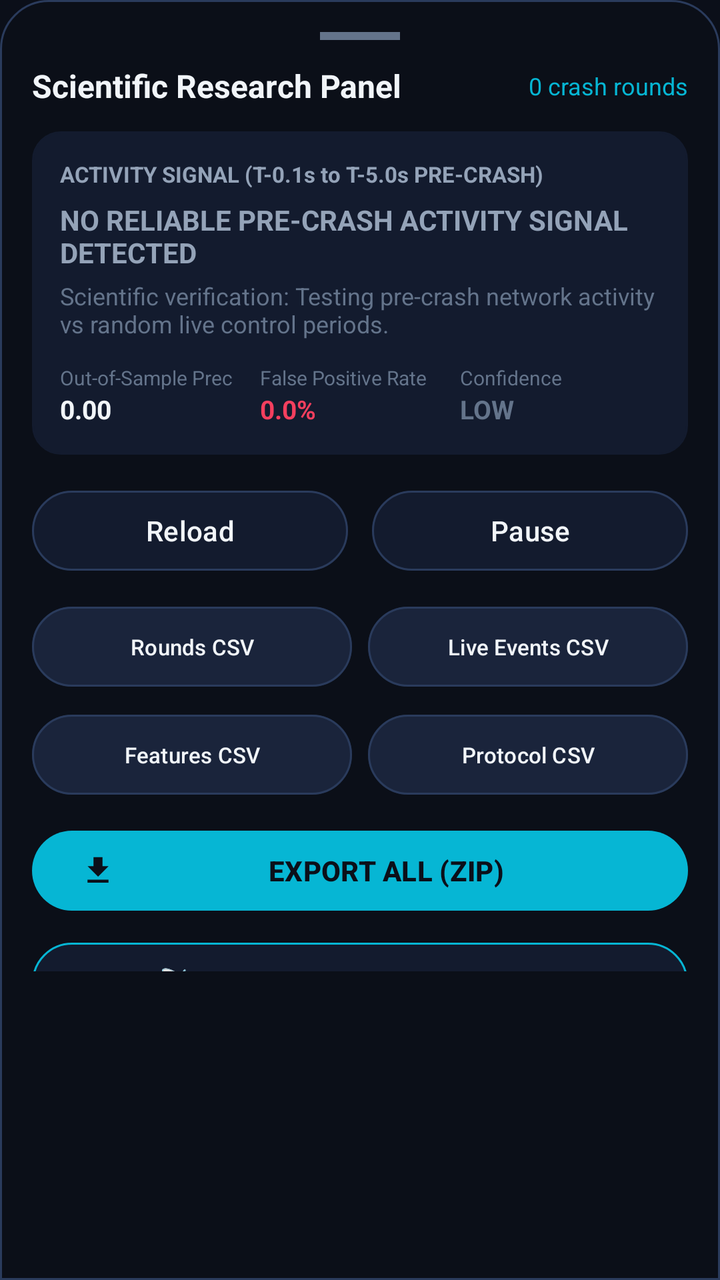
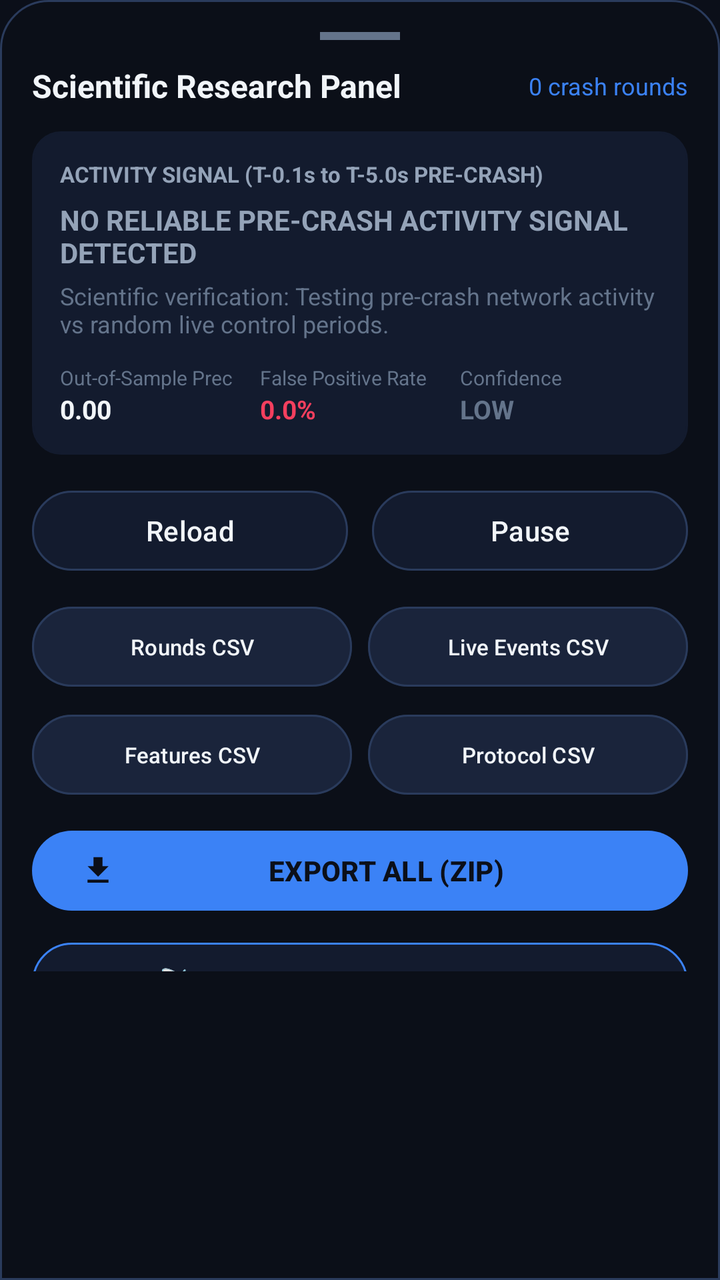

Compare the two renders of this Android layout. The source of the first and the diff that turns it into the second are given below.
<!-- AndroidManifest.xml: application theme Theme.AviatorSignalLab -->
<!-- res/layout/bottom_sheet_research.xml -->
<?xml version="1.0" encoding="utf-8"?>
<LinearLayout
    xmlns:android="http://schemas.android.com/apk/res/android"
    xmlns:app="http://schemas.android.com/apk/res-auto"
    android:id="@+id/bottomSheetContainer"
    android:layout_width="match_parent"
    android:layout_height="wrap_content"
    android:background="@drawable/bg_bottom_sheet"
    android:orientation="vertical"
    android:padding="16dp"
    app:behavior_hideable="true"
    app:behavior_peekHeight="72dp"
    app:layout_behavior="com.google.android.material.bottomsheet.BottomSheetBehavior">

    
    <View
        android:layout_width="40dp"
        android:layout_height="4dp"
        android:layout_gravity="center_horizontal"
        android:layout_marginBottom="12dp"
        android:background="@color/text_muted" />

    
    <LinearLayout
        android:layout_width="match_parent"
        android:layout_height="wrap_content"
        android:gravity="center_vertical"
        android:orientation="horizontal"
        android:layout_marginBottom="12dp">

        <TextView
            android:layout_width="0dp"
            android:layout_height="wrap_content"
            android:layout_weight="1"
            android:text="Scientific Research Panel"
            android:textColor="@color/text_primary"
            android:textSize="16sp"
            android:textStyle="bold" />

        <TextView
            android:id="@+id/tvSheetRoundsAnalyzed"
            android:layout_width="wrap_content"
            android:layout_height="wrap_content"
            android:text="0 crash rounds"
            android:textColor="@color/accent_cyan"
            android:textSize="12sp" />
    </LinearLayout>

    <androidx.core.widget.NestedScrollView
        android:layout_width="match_parent"
        android:layout_height="420dp"
        android:fillViewport="true">

        <LinearLayout
            android:layout_width="match_parent"
            android:layout_height="wrap_content"
            android:orientation="vertical">

            
            <LinearLayout
                android:layout_width="match_parent"
                android:layout_height="wrap_content"
                android:background="@drawable/bg_card"
                android:backgroundTint="@color/bg_secondary"
                android:orientation="vertical"
                android:padding="14dp"
                android:layout_marginBottom="14dp">

                <TextView
                    android:layout_width="wrap_content"
                    android:layout_height="wrap_content"
                    android:text="ACTIVITY SIGNAL (T-0.1s to T-5.0s PRE-CRASH)"
                    android:textColor="@color/text_secondary"
                    android:textSize="11sp"
                    android:textStyle="bold" />

                <TextView
                    android:id="@+id/tvSignalConclusion"
                    android:layout_width="match_parent"
                    android:layout_height="wrap_content"
                    android:layout_marginTop="6dp"
                    android:text="@string/sig_no_signal"
                    android:textColor="@color/text_secondary"
                    android:textSize="14sp"
                    android:textStyle="bold" />

                <TextView
                    android:id="@+id/tvSignalDetails"
                    android:layout_width="match_parent"
                    android:layout_height="wrap_content"
                    android:layout_marginTop="4dp"
                    android:text="Scientific verification: Testing pre-crash network activity vs random live control periods."
                    android:textColor="@color/text_muted"
                    android:textSize="12sp" />

                
                <LinearLayout
                    android:layout_width="match_parent"
                    android:layout_height="wrap_content"
                    android:orientation="horizontal"
                    android:layout_marginTop="12dp">

                    <LinearLayout
                        android:layout_width="0dp"
                        android:layout_height="wrap_content"
                        android:layout_weight="1"
                        android:orientation="vertical">
                        <TextView
                            android:layout_width="wrap_content"
                            android:layout_height="wrap_content"
                            android:text="Out-of-Sample Prec"
                            android:textColor="@color/text_muted"
                            android:textSize="10sp" />
                        <TextView
                            android:id="@+id/tvOutOfSamplePrec"
                            android:layout_width="wrap_content"
                            android:layout_height="wrap_content"
                            android:text="0.00"
                            android:textColor="@color/text_primary"
                            android:textSize="13sp"
                            android:textStyle="bold" />
                    </LinearLayout>

                    <LinearLayout
                        android:layout_width="0dp"
                        android:layout_height="wrap_content"
                        android:layout_weight="1"
                        android:orientation="vertical">
                        <TextView
                            android:layout_width="wrap_content"
                            android:layout_height="wrap_content"
                            android:text="False Positive Rate"
                            android:textColor="@color/text_muted"
                            android:textSize="10sp" />
                        <TextView
                            android:id="@+id/tvFalsePositiveRate"
                            android:layout_width="wrap_content"
                            android:layout_height="wrap_content"
                            android:text="0.0%"
                            android:textColor="@color/accent_rose"
                            android:textSize="13sp"
                            android:textStyle="bold" />
                    </LinearLayout>

                    <LinearLayout
                        android:layout_width="0dp"
                        android:layout_height="wrap_content"
                        android:layout_weight="1"
                        android:orientation="vertical">
                        <TextView
                            android:layout_width="wrap_content"
                            android:layout_height="wrap_content"
                            android:text="Confidence"
                            android:textColor="@color/text_muted"
                            android:textSize="10sp" />
                        <TextView
                            android:id="@+id/tvConfidenceLevel"
                            android:layout_width="wrap_content"
                            android:layout_height="wrap_content"
                            android:text="LOW"
                            android:textColor="@color/text_muted"
                            android:textSize="13sp"
                            android:textStyle="bold" />
                    </LinearLayout>

                </LinearLayout>

            </LinearLayout>

            
            <LinearLayout
                android:layout_width="match_parent"
                android:layout_height="wrap_content"
                android:orientation="horizontal"
                android:layout_marginBottom="10dp">

                <com.google.android.material.button.MaterialButton
                    android:id="@+id/btnSheetReload"
                    android:layout_width="0dp"
                    android:layout_height="wrap_content"
                    android:layout_weight="1"
                    android:layout_marginEnd="6dp"
                    android:text="@string/btn_reload"
                    android:textColor="@color/text_primary"
                    app:backgroundTint="@color/bg_secondary"
                    app:strokeColor="@color/bg_card_border"
                    app:strokeWidth="1dp" />

                <com.google.android.material.button.MaterialButton
                    android:id="@+id/btnSheetPauseResume"
                    android:layout_width="0dp"
                    android:layout_height="wrap_content"
                    android:layout_weight="1"
                    android:layout_marginStart="6dp"
                    android:text="@string/btn_pause"
                    android:textColor="@color/text_primary"
                    app:backgroundTint="@color/bg_secondary"
                    app:strokeColor="@color/bg_card_border"
                    app:strokeWidth="1dp" />
            </LinearLayout>

            
            <GridLayout
                android:layout_width="match_parent"
                android:layout_height="wrap_content"
                android:columnCount="2"
                android:rowCount="2"
                android:layout_marginBottom="10dp">

                <com.google.android.material.button.MaterialButton
                    android:id="@+id/btnExportRoundsCsv"
                    android:layout_width="0dp"
                    android:layout_height="wrap_content"
                    android:layout_columnWeight="1"
                    android:layout_marginEnd="4dp"
                    android:layout_marginBottom="6dp"
                    android:text="@string/btn_rounds_csv"
                    android:textSize="11sp"
                    android:textColor="@color/text_primary"
                    app:backgroundTint="@color/bg_card"
                    app:strokeColor="@color/bg_card_border"
                    app:strokeWidth="1dp" />

                <com.google.android.material.button.MaterialButton
                    android:id="@+id/btnExportEventsCsv"
                    android:layout_width="0dp"
                    android:layout_height="wrap_content"
                    android:layout_columnWeight="1"
                    android:layout_marginStart="4dp"
                    android:layout_marginBottom="6dp"
                    android:text="@string/btn_events_csv"
                    android:textSize="11sp"
                    android:textColor="@color/text_primary"
                    app:backgroundTint="@color/bg_card"
                    app:strokeColor="@color/bg_card_border"
                    app:strokeWidth="1dp" />

                <com.google.android.material.button.MaterialButton
                    android:id="@+id/btnExportFeaturesCsv"
                    android:layout_width="0dp"
                    android:layout_height="wrap_content"
                    android:layout_columnWeight="1"
                    android:layout_marginEnd="4dp"
                    android:text="@string/btn_features_csv"
                    android:textSize="11sp"
                    android:textColor="@color/text_primary"
                    app:backgroundTint="@color/bg_card"
                    app:strokeColor="@color/bg_card_border"
                    app:strokeWidth="1dp" />

                <com.google.android.material.button.MaterialButton
                    android:id="@+id/btnExportProtocolCsv"
                    android:layout_width="0dp"
                    android:layout_height="wrap_content"
                    android:layout_columnWeight="1"
                    android:layout_marginStart="4dp"
                    android:text="@string/btn_protocol_csv"
                    android:textSize="11sp"
                    android:textColor="@color/text_primary"
                    app:backgroundTint="@color/bg_card"
                    app:strokeColor="@color/bg_card_border"
                    app:strokeWidth="1dp" />

            </GridLayout>

            
            <com.google.android.material.button.MaterialButton
                android:id="@+id/btnExportAllZip"
                android:layout_width="match_parent"
                android:layout_height="wrap_content"
                android:layout_marginBottom="8dp"
                android:text="@string/btn_export_all"
                android:textColor="@color/bg_primary"
                android:textStyle="bold"
                app:backgroundTint="@color/accent_cyan"
                app:icon="@drawable/ic_download"
                app:iconTint="@color/bg_primary" />

            
            <com.google.android.material.button.MaterialButton
                android:id="@+id/btnSheetWebhookConfig"
                android:layout_width="match_parent"
                android:layout_height="wrap_content"
                android:layout_marginBottom="8dp"
                android:text="📡 Setup Free Webhook Stream"
                android:textColor="@color/text_primary"
                app:backgroundTint="@color/bg_secondary"
                app:strokeColor="@color/accent_cyan"
                app:strokeWidth="1dp" />

            
            <com.google.android.material.button.MaterialButton
                android:id="@+id/btnSheetCheckUpdate"
                android:layout_width="match_parent"
                android:layout_height="wrap_content"
                android:layout_marginBottom="8dp"
                android:text="🔄 Check for App Updates"
                android:textColor="@color/text_primary"
                app:backgroundTint="@color/bg_card"
                app:strokeColor="@color/bg_card_border"
                app:strokeWidth="1dp" />

            
            <com.google.android.material.button.MaterialButton
                android:id="@+id/btnClearData"
                android:layout_width="match_parent"
                android:layout_height="wrap_content"
                android:text="@string/btn_clear_data"
                android:textColor="@color/accent_rose"
                app:backgroundTint="@color/bg_card"
                app:strokeColor="@color/accent_rose"
                app:strokeWidth="1dp" />

        </LinearLayout>
    </androidx.core.widget.NestedScrollView>

</LinearLayout>
<!-- resources referenced by this layout -->
<resources>
  <color name="accent_cyan">#06B6D4</color>
  <color name="accent_rose">#F43F5E</color>
  <color name="bg_card">#1A243B</color>
  <color name="bg_card_border">#2A3B5C</color>
  <color name="bg_primary">#0B0F19</color>
  <color name="bg_secondary">#131B2E</color>
  <color name="text_muted">#64748B</color>
  <color name="text_primary">#F1F5F9</color>
  <color name="text_secondary">#94A3B8</color>
  <!-- drawable bg_bottom_sheet (drawable) -->
  <?xml version="1.0" encoding="utf-8"?>
  <shape xmlns:android="http://schemas.android.com/apk/res/android"
      android:shape="rectangle">
      <corners
          android:topLeftRadius="24dp"
          android:topRightRadius="24dp"
          android:bottomLeftRadius="0dp"
          android:bottomRightRadius="0dp" />
      <solid android:color="#F20B0F19" />
      <stroke
          android:width="1dp"
          android:color="@color/bg_card_border" />
  </shape>
  <!-- drawable bg_card (drawable) -->
  <?xml version="1.0" encoding="utf-8"?>
  <shape xmlns:android="http://schemas.android.com/apk/res/android"
      android:shape="rectangle">
      <solid android:color="@color/bg_card" />
      <corners android:radius="14dp" />
      <stroke
          android:width="1dp"
          android:color="@color/bg_card_border" />
  </shape>
  <!-- drawable ic_download (drawable) -->
  <vector xmlns:android="http://schemas.android.com/apk/res/android"
      android:width="24dp"
      android:height="24dp"
      android:viewportWidth="24"
      android:viewportHeight="24">
      <path
          android:fillColor="#F1F5F9"
          android:pathData="M19,9h-4V3H9v6H5l7,7 7,-7zM5,18v2h14v-2H5z"/>
  </vector>
  <string name="btn_clear_data">Clear Data</string>
  <string name="btn_events_csv">Live Events CSV</string>
  <string name="btn_export_all">EXPORT ALL (ZIP)</string>
  <string name="btn_features_csv">Features CSV</string>
  <string name="btn_pause">Pause</string>
  <string name="btn_protocol_csv">Protocol CSV</string>
  <string name="btn_reload">Reload</string>
  <string name="btn_rounds_csv">Rounds CSV</string>
  <string name="sig_no_signal">NO RELIABLE PRE-CRASH ACTIVITY SIGNAL DETECTED</string>
  <style name="Theme.AviatorSignalLab" parent="Theme.Material3.Dark.NoActionBar">
          <item name="colorPrimary">@color/accent_cyan</item>
          <item name="colorPrimaryContainer">@color/bg_card</item>
          <item name="colorOnPrimaryContainer">@color/text_primary</item>
          <item name="colorSecondary">@color/accent_blue</item>
          <item name="android:statusBarColor">@color/bg_primary</item>
          <item name="android:navigationBarColor">@color/bg_primary</item>
          <item name="android:windowBackground">@color/bg_primary</item>
      </style>
  <color name="accent_blue">#3B82F6</color>
</resources>

<!-- the commit's change to res/layout/bottom_sheet_research.xml (unified diff, before → after) -->
@@ -9,7 +9,7 @@
     android:orientation="vertical"
     android:padding="16dp"
     app:behavior_hideable="true"
-    app:behavior_peekHeight="72dp"
+    app:behavior_peekHeight="0dp"
     app:layout_behavior="com.google.android.material.bottomsheet.BottomSheetBehavior">
 
     
<!-- resource entries referenced after the edit -->
@@ -1,6 +1,6 @@
 <!-- resources referenced by this layout -->
 <resources>
-  <color name="accent_cyan">#06B6D4</color>
+  <color name="accent_cyan">#3B82F6</color>
   <color name="accent_rose">#F43F5E</color>
   <color name="bg_card">#1A243B</color>
   <color name="bg_card_border">#2A3B5C</color>
